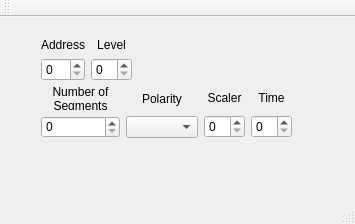
Qt form src/Window_MunkPowerSupply/mainwindow.ui (dmherrington/ECM-Control-System) before a commit.
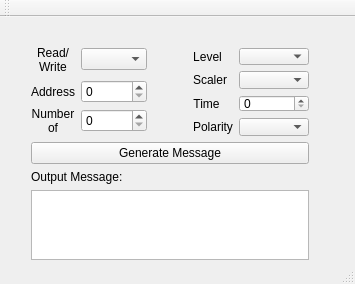
The same form after that commit.

Commit message:
GUI Working for Single Segment
The GUI will allow the user to select all of the segment time parameters and generate the hex message for testing.  Currently only able to set parameters for one segment

Patch:
```diff
--- a/src/Window_MunkPowerSupply/mainwindow.ui
+++ b/src/Window_MunkPowerSupply/mainwindow.ui
@@ -7,7 +7,7 @@
     <x>0</x>
     <y>0</y>
     <width>355</width>
-    <height>224</height>
+    <height>284</height>
    </rect>
   </property>
   <property name="windowTitle">
@@ -17,20 +17,37 @@
    <widget class="QWidget" name="">
     <property name="geometry">
      <rect>
-      <x>30</x>
-      <y>10</y>
-      <width>273</width>
-      <height>122</height>
+      <x>20</x>
+      <y>20</y>
+      <width>300</width>
+      <height>254</height>
      </rect>
     </property>
-    <layout class="QVBoxLayout" name="verticalLayout_7">
+    <layout class="QVBoxLayout" name="verticalLayout">
      <item>
-      <layout class="QHBoxLayout" name="horizontalLayout_3">
+      <layout class="QHBoxLayout" name="horizontalLayout">
        <item>
-        <layout class="QHBoxLayout" name="horizontalLayout_2">
-         <item>
-          <layout class="QVBoxLayout" name="verticalLayout_5">
-           <item>
+        <layout class="QFormLayout" name="formLayout">
+         <item row="0" column="0">
+          <widget class="QLabel" name="label_8">
+           <property name="text">
+            <string>Read/Write</string>
+           </property>
+           <property name="alignment">
+            <set>Qt::AlignCenter</set>
+           </property>
+           <property name="wordWrap">
+            <bool>true</bool>
+           </property>
+           <property name="buddy">
+            <cstring>spinBox_address</cstring>
+           </property>
+          </widget>
+         </item>
+         <item row="0" column="1">
+          <widget class="QComboBox" name="comboBox_RW"/>
+         </item>
+         <item row="2" column="0">
             <widget class="QLabel" name="label_3">
              <property name="text">
               <string>Address</string>
@@ -46,17 +63,16 @@
              </property>
             </widget>
            </item>
-           <item>
+         <item row="2" column="1">
             <widget class="QSpinBox" name="spinBox_address"/>
            </item>
-          </layout>
+         <item row="4" column="1">
+          <widget class="QSpinBox" name="spinBox_nosegments"/>
          </item>
-         <item>
-          <layout class="QVBoxLayout" name="verticalLayout_6">
-           <item>
-            <widget class="QLabel" name="label_2">
+         <item row="4" column="0">
+          <widget class="QLabel" name="label">
              <property name="text">
-              <string>Level</string>
+            <string>Number of Segments</string>
              </property>
              <property name="alignment">
               <set>Qt::AlignCenter</set>
@@ -65,14 +81,9 @@
               <bool>true</bool>
              </property>
              <property name="buddy">
-              <cstring>spinBox_lvl</cstring>
-             </property>
-            </widget>
-           </item>
-           <item>
-            <widget class="QSpinBox" name="spinBox_lvl"/>
-           </item>
-          </layout>
+            <cstring>spinBox_nosegments</cstring>
+           </property>
+          </widget>
          </item>
         </layout>
        </item>
@@ -81,6 +92,9 @@
          <property name="orientation">
           <enum>Qt::Horizontal</enum>
          </property>
+         <property name="sizeType">
+          <enum>QSizePolicy::Fixed</enum>
+         </property>
          <property name="sizeHint" stdset="0">
           <size>
            <width>40</width>
@@ -89,16 +103,12 @@
          </property>
         </spacer>
        </item>
-      </layout>
-     </item>
      <item>
-      <layout class="QHBoxLayout" name="horizontalLayout">
-       <item>
-        <layout class="QVBoxLayout" name="verticalLayout_4">
-         <item>
-          <widget class="QLabel" name="label">
+        <layout class="QFormLayout" name="formLayout_2">
+         <item row="0" column="0">
+          <widget class="QLabel" name="label_2">
            <property name="text">
-            <string>Number of Segments</string>
+            <string>Level</string>
            </property>
            <property name="alignment">
             <set>Qt::AlignCenter</set>
@@ -111,37 +121,10 @@
            </property>
           </widget>
          </item>
-         <item>
-          <widget class="QSpinBox" name="spinBox_nosegments"/>
+         <item row="0" column="1">
+          <widget class="QComboBox" name="comboBox_lvl"/>
          </item>
-        </layout>
-       </item>
-       <item>
-        <layout class="QVBoxLayout" name="verticalLayout_3">
-         <item>
-          <widget class="QLabel" name="label_4">
-           <property name="text">
-            <string>Polarity</string>
-           </property>
-           <property name="alignment">
-            <set>Qt::AlignCenter</set>
-           </property>
-           <property name="wordWrap">
-            <bool>true</bool>
-           </property>
-           <property name="buddy">
-            <cstring>comboBox_polarity</cstring>
-           </property>
-          </widget>
-         </item>
-         <item>
-          <widget class="QComboBox" name="comboBox_polarity"/>
-         </item>
-        </layout>
-       </item>
-       <item>
-        <layout class="QVBoxLayout" name="verticalLayout_2">
-         <item>
+         <item row="1" column="0">
           <widget class="QLabel" name="label_5">
            <property name="text">
             <string>Scaler</string>
@@ -157,14 +140,10 @@
            </property>
           </widget>
          </item>
-         <item>
-          <widget class="QSpinBox" name="spinBox_scaler"/>
+         <item row="1" column="1">
+          <widget class="QComboBox" name="comboBox_scaler"/>
          </item>
-        </layout>
-       </item>
-       <item>
-        <layout class="QVBoxLayout" name="verticalLayout">
-         <item>
+         <item row="2" column="0">
           <widget class="QLabel" name="label_6">
            <property name="text">
             <string>Time</string>
@@ -180,25 +159,52 @@
            </property>
           </widget>
          </item>
-         <item>
+         <item row="2" column="1">
           <widget class="QSpinBox" name="spinBox_time"/>
          </item>
-        </layout>
-       </item>
+         <item row="3" column="0">
+          <widget class="QLabel" name="label_4">
+           <property name="text">
+            <string>Polarity</string>
+           </property>
+           <property name="alignment">
+            <set>Qt::AlignCenter</set>
+           </property>
+           <property name="wordWrap">
+            <bool>true</bool>
+           </property>
+           <property name="buddy">
+            <cstring>comboBox_polarity</cstring>
+           </property>
+          </widget>
+         </item>
+         <item row="3" column="1">
+          <widget class="QComboBox" name="comboBox_polarity"/>
+         </item>
       </layout>
      </item>
     </layout>
-   </widget>
-   <widget class="QWidget" name="">
-    <property name="geometry">
-     <rect>
-      <x>30</x>
-      <y>150</y>
-      <width>271</width>
-      <height>16</height>
-     </rect>
-    </property>
-    <layout class="QHBoxLayout" name="horizontalLayout_4">
+     </item>
+     <item>
+      <spacer name="verticalSpacer">
+       <property name="orientation">
+        <enum>Qt::Vertical</enum>
+       </property>
+       <property name="sizeHint" stdset="0">
+        <size>
+         <width>20</width>
+         <height>40</height>
+        </size>
+       </property>
+      </spacer>
+     </item>
+     <item>
+      <widget class="QPushButton" name="pushButton_generatemsg">
+       <property name="text">
+        <string>Generate Message</string>
+       </property>
+      </widget>
+     </item>
      <item>
       <widget class="QLabel" name="label_7">
        <property name="text">
@@ -206,6 +212,9 @@
        </property>
       </widget>
      </item>
+     <item>
+      <widget class="QTextEdit" name="textEdit_OutputMessage"/>
+     </item>
      <item>
       <widget class="QLabel" name="OutputMsg">
        <property name="text">
```
Left out of the diff: 9 changed lines with no effect on the pictures. Lines whose indentation alone changed are shown as unchanged. The commit also changes 3 other files.
